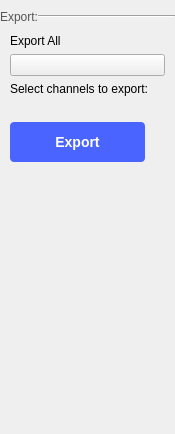
This is ui/osc_export_settings.ui in analogdevicesinc/scopy as Qt 5 draws it before an edit. The edited form follows.
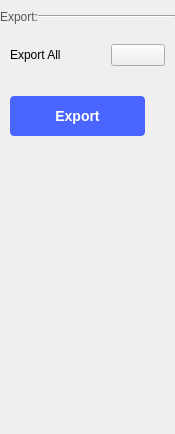
This is the edited form. Custom widgets are drawn as their Qt base class.

Commit message: ui/osc_export_settings.ui: adjust spacing and size of some elements

What changed in the file:
```diff
--- a/ui/osc_export_settings.ui
+++ b/ui/osc_export_settings.ui
@@ -91,7 +91,7 @@
       <item>
        <layout class="QVBoxLayout" name="verticalLayout_3">
         <property name="spacing">
-         <number>6</number>
+         <number>10</number>
         </property>
         <property name="leftMargin">
          <number>10</number>
@@ -103,12 +103,39 @@
          <number>10</number>
         </property>
         <item>
+         <layout class="QHBoxLayout" name="horizontalLayout_2">
+          <property name="topMargin">
+           <number>10</number>
+          </property>
+          <item>
          <widget class="QLabel" name="label_3">
+            <property name="sizePolicy">
+             <sizepolicy hsizetype="Fixed" vsizetype="Preferred">
+              <horstretch>0</horstretch>
+              <verstretch>0</verstretch>
+             </sizepolicy>
+            </property>
           <property name="text">
            <string>Export All</string>
           </property>
          </widget>
         </item>
+          <item>
+           <spacer name="horizontalSpacer_3">
+            <property name="orientation">
+             <enum>Qt::Horizontal</enum>
+            </property>
+            <property name="sizeType">
+             <enum>QSizePolicy::Fixed</enum>
+            </property>
+            <property name="sizeHint" stdset="0">
+             <size>
+              <width>40</width>
+              <height>20</height>
+             </size>
+            </property>
+           </spacer>
+          </item>
         <item>
          <widget class="adiscope::CustomSwitch" name="btnExportAll">
           <property name="text">
@@ -119,12 +146,7 @@
           </property>
          </widget>
         </item>
-        <item>
-         <widget class="QLabel" name="label_2">
-          <property name="text">
-           <string>Select channels to export:</string>
-          </property>
-         </widget>
+         </layout>
         </item>
         <item>
          <layout class="QHBoxLayout" name="horizontalLayout_4">
```
Lines whose indentation alone changed are shown as unchanged.
